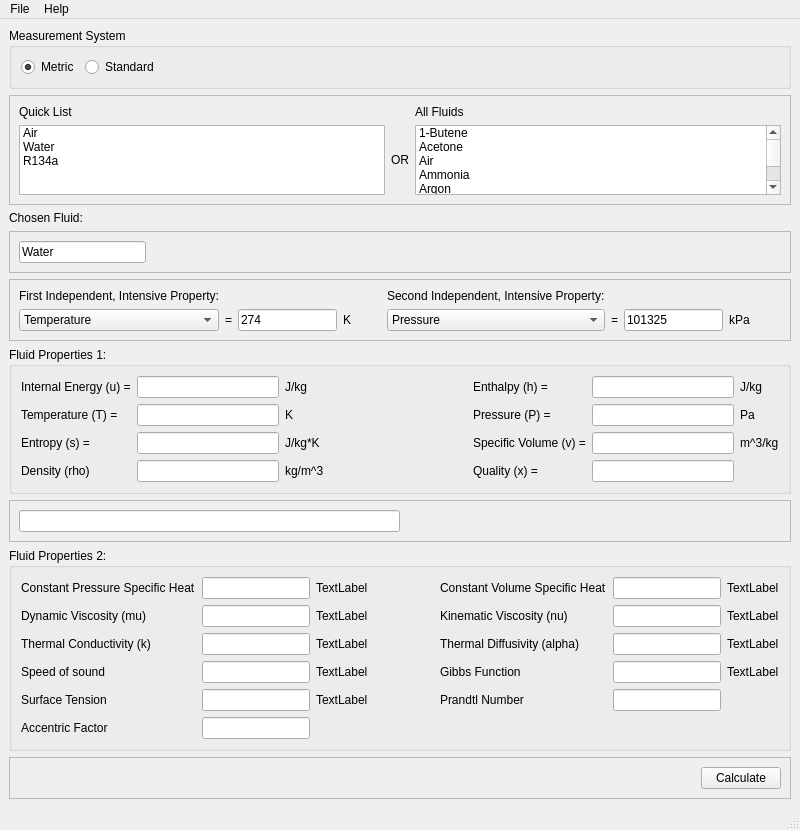
Old version of the form mainwindow.ui in the repository ke7omc/Thermodynamics-Property-Calculator.
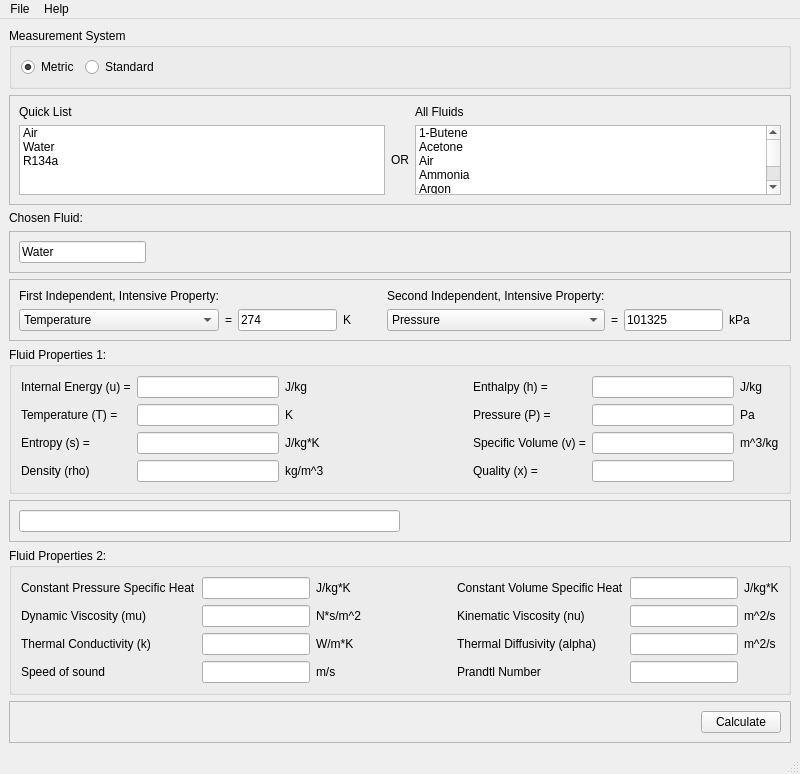
New version of the form.

Commit message: Should be fully functioning automatically updated unit labels. However the values don't change accordingly. The values are still in metric regardless of the radio button clicked.

Diff of the .ui file:
```diff
--- a/mainwindow.ui
+++ b/mainwindow.ui
@@ -260,13 +260,6 @@
          </property>
         </widget>
        </item>
-       <item row="4" column="1">
-        <widget class="QLineEdit" name="lineEdit_surfaceTension">
-         <property name="readOnly">
-          <bool>true</bool>
-         </property>
-        </widget>
-       </item>
        <item row="2" column="1">
         <widget class="QLineEdit" name="lineEdit_thermalConductivity">
          <property name="readOnly">
@@ -281,6 +274,13 @@
          </property>
         </widget>
        </item>
+       <item row="0" column="2">
+        <widget class="QLabel" name="label_constantPressureSpecificHeatUnits">
+         <property name="text">
+          <string>J/kg*K</string>
+         </property>
+        </widget>
+       </item>
        <item row="3" column="0">
         <widget class="QLabel" name="label_speedOfSound">
          <property name="text">
@@ -295,17 +295,17 @@
          </property>
         </widget>
        </item>
-       <item row="0" column="2">
-        <widget class="QLabel" name="label_constantPressureSpecificHeatUnits">
-         <property name="text">
-          <string>TextLabel</string>
-         </property>
-        </widget>
-       </item>
        <item row="1" column="2">
         <widget class="QLabel" name="label_dynamicViscosityUnits">
          <property name="text">
-          <string>TextLabel</string>
+          <string>N*s/m^2</string>
+         </property>
+        </widget>
+       </item>
+       <item row="2" column="6">
+        <widget class="QLabel" name="label_thermalDiffusivityUnits">
+         <property name="text">
+          <string>m^2/s</string>
          </property>
         </widget>
        </item>
@@ -323,20 +323,6 @@
          </property>
         </widget>
        </item>
-       <item row="4" column="0">
-        <widget class="QLabel" name="label_surfaceTension">
-         <property name="text">
-          <string>Surface Tension</string>
-         </property>
-        </widget>
-       </item>
-       <item row="5" column="0">
-        <widget class="QLabel" name="label_accentricFactor">
-         <property name="text">
-          <string>Accentric Factor</string>
-         </property>
-        </widget>
-       </item>
        <item row="0" column="1">
         <widget class="QLineEdit" name="lineEdit_constantPressureSpecificHeat">
          <property name="readOnly">
@@ -354,7 +340,14 @@
        <item row="2" column="2">
         <widget class="QLabel" name="label_thermalConductivityUnits">
          <property name="text">
-          <string>TextLabel</string>
+          <string>W/m*K</string>
+         </property>
+        </widget>
+       </item>
+       <item row="1" column="6">
+        <widget class="QLabel" name="label_kinematicViscosityUnits">
+         <property name="text">
+          <string>m^2/s</string>
          </property>
         </widget>
        </item>
@@ -385,13 +378,6 @@
          </property>
         </widget>
        </item>
-       <item row="5" column="1">
-        <widget class="QLineEdit" name="lineEdit_accentricFactor">
-         <property name="readOnly">
-          <bool>true</bool>
-         </property>
-        </widget>
-       </item>
        <item row="1" column="4">
         <widget class="QLabel" name="label_kinematicViscosity">
          <property name="text">
@@ -406,77 +392,35 @@
          </property>
         </widget>
        </item>
-       <item row="4" column="2">
-        <widget class="QLabel" name="label_surfaceTensionUnits">
-         <property name="text">
-          <string>TextLabel</string>
-         </property>
-        </widget>
-       </item>
        <item row="3" column="2">
         <widget class="QLabel" name="label_speedOfSoundUnits">
          <property name="text">
-          <string>TextLabel</string>
-         </property>
-        </widget>
-       </item>
-       <item row="3" column="1">
-        <widget class="QLineEdit" name="lineEdit_speedOfSound">
-         <property name="readOnly">
-          <bool>true</bool>
+          <string>m/s</string>
          </property>
         </widget>
        </item>
        <item row="0" column="6">
         <widget class="QLabel" name="label_constantVolumeSpecificHeatUnits">
          <property name="text">
-          <string>TextLabel</string>
+          <string>J/kg*K</string>
          </property>
         </widget>
        </item>
-       <item row="1" column="6">
-        <widget class="QLabel" name="label_kinematicViscosityUnits">
-         <property name="text">
-          <string>TextLabel</string>
-         </property>
-        </widget>
-       </item>
-       <item row="2" column="6">
-        <widget class="QLabel" name="label_thermalDiffusivityUnits">
-         <property name="text">
-          <string>TextLabel</string>
+       <item row="3" column="1">
+        <widget class="QLineEdit" name="lineEdit_speedOfSound">
+         <property name="readOnly">
+          <bool>true</bool>
          </property>
         </widget>
        </item>
        <item row="3" column="4">
-        <widget class="QLabel" name="label_gibbsFunction">
-         <property name="text">
-          <string>Gibbs Function</string>
-         </property>
-        </widget>
-       </item>
-       <item row="3" column="5">
-        <widget class="QLineEdit" name="lineEdit_gibbsFunction">
-         <property name="readOnly">
-          <bool>true</bool>
-         </property>
-        </widget>
-       </item>
-       <item row="3" column="6">
-        <widget class="QLabel" name="label_gibbsFunctionUnits">
-         <property name="text">
-          <string>TextLabel</string>
-         </property>
-        </widget>
-       </item>
-       <item row="4" column="4">
         <widget class="QLabel" name="label_prandtlNumber">
          <property name="text">
           <string>Prandtl Number</string>
          </property>
         </widget>
        </item>
-       <item row="4" column="5">
+       <item row="3" column="5">
         <widget class="QLineEdit" name="lineEdit_prandtlNumber">
          <property name="readOnly">
           <bool>true</bool>
```
The commit also changes 1 other file.
